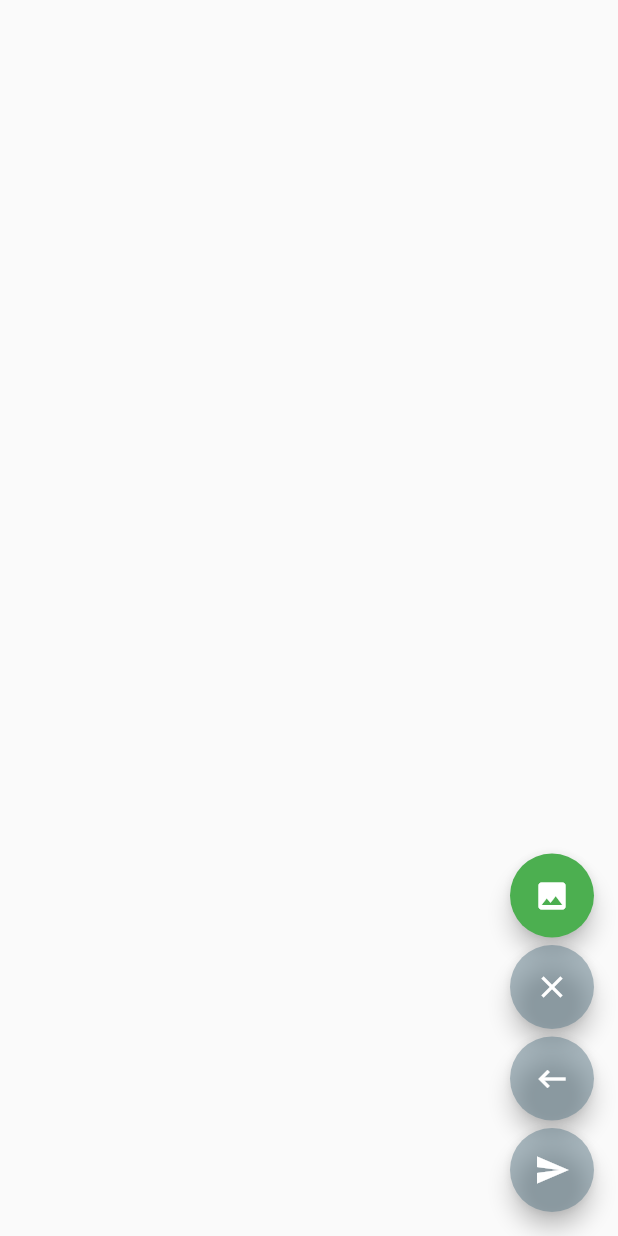
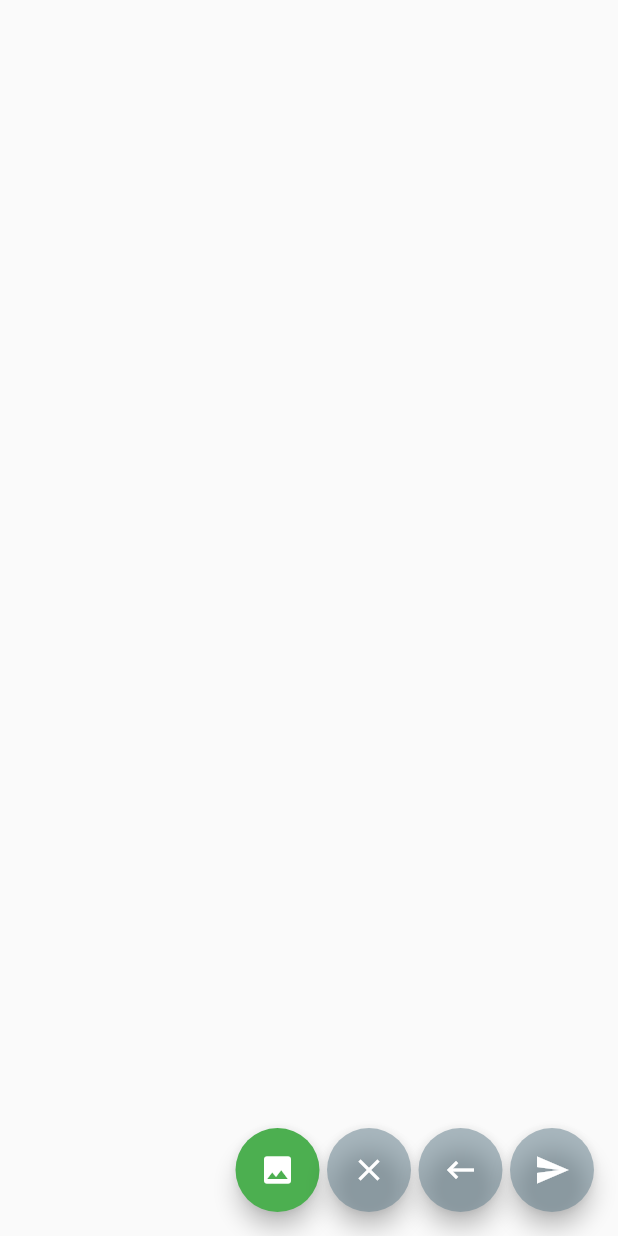
Before and after one commit to Haggerman/Georgian_app, a Flutter app: the screen it shows after launch, on a phone screen of 412 x 824 dp. Run offline on Flutter 3.47's test engine with Material 2 defaults, Android fonts, the phone set to English and light mode, and no system bars; our stand-ins replace image_picker, screenshot, transparent_image; missing offline and left inert: translator.

Commit message:
Změna orientace tlačítek

```diff
--- a/lib/main.dart
+++ b/lib/main.dart
@@ -11,15 +11,16 @@ import 'package:screenshot/screenshot.dart';
 import 'package:translator/translator.dart';
 
 void main() {
-  runApp(MaterialApp(home: CanvasPainting()));
+  runApp(MaterialApp(home: GeorgianApp()));
 }
 
-class CanvasPainting extends StatefulWidget {
+class GeorgianApp extends StatefulWidget {
   @override
-  _CanvasPaintingState createState() => _CanvasPaintingState();
+  _GeorgianApp createState() => _GeorgianApp();
+
 }
 
-class _CanvasPaintingState extends State<CanvasPainting> {
+class _GeorgianApp extends State<GeorgianApp> {
   ScreenshotController screenshotController = ScreenshotController();
   GlobalKey globalKey = GlobalKey();
   List<TouchPoints> points = List();
@@ -246,7 +247,7 @@ class _CanvasPaintingState extends State<CanvasPainting> {
               ),
               ),
             ),
-        floatingActionButton: Column(
+        floatingActionButton: Row(
             crossAxisAlignment: CrossAxisAlignment.end,
             mainAxisAlignment: MainAxisAlignment.end,
             children: [
@@ -256,7 +257,7 @@ class _CanvasPaintingState extends State<CanvasPainting> {
                 tooltip: 'Vybrat obrazek',
                 child: Icon(Icons.photo),
               ),
-              SizedBox(height: 5),
+              SizedBox(width: 5),
               FloatingActionButton(
                   heroTag: "erase",
                   child: Icon(Icons.clear),
@@ -267,7 +268,7 @@ class _CanvasPaintingState extends State<CanvasPainting> {
                       points.clear();
                     });
                   }),
-              SizedBox(height: 5),
+              SizedBox(width: 5),
               FloatingActionButton(
                   heroTag: "stepBack",
                   child: Icon(Icons.keyboard_backspace),
@@ -279,7 +280,7 @@ class _CanvasPaintingState extends State<CanvasPainting> {
                       points.removeLast();
                     });
                   }),
-              SizedBox(height: 5),
+              SizedBox(width: 5),
               FloatingActionButton(
                 backgroundColor: _image == null ? Colors.blueGrey.withOpacity(0.5): Colors.green,
                 onPressed: _image == null
```
